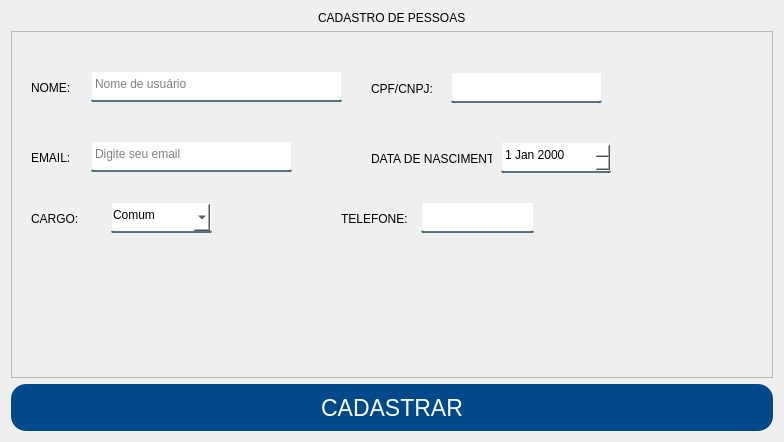
The window that App/view/ui/cadastroPessoas.ui (Senac-SOR-ADS/Mapa-de-Sala) describes before a commit, drawn with Qt 5.
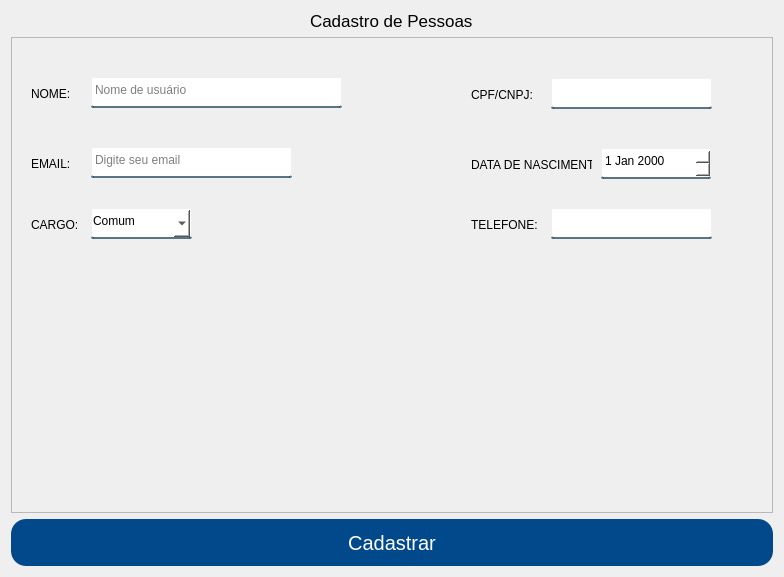
The same window after the commit.

```diff
--- a/App/view/ui/cadastroPessoas.ui
+++ b/App/view/ui/cadastroPessoas.ui
@@ -7,7 +7,7 @@
     <x>0</x>
     <y>0</y>
     <width>780</width>
-    <height>442</height>
+    <height>577</height>
    </rect>
   </property>
   <property name="windowTitle">
@@ -37,8 +37,13 @@
   <layout class="QVBoxLayout" name="verticalLayout">
    <item alignment="Qt::AlignHCenter|Qt::AlignTop">
     <widget class="QLabel" name="label">
+     <property name="font">
+      <font>
+       <pointsize>13</pointsize>
+      </font>
+     </property>
      <property name="text">
-      <string>CADASTRO DE PESSOAS</string>
+      <string>Cadastro de Pessoas</string>
      </property>
      <property name="textFormat">
       <enum>Qt::AutoText</enum>
@@ -81,7 +86,7 @@
      <widget class="QLabel" name="label_3">
       <property name="geometry">
        <rect>
-        <x>360</x>
+        <x>460</x>
         <y>50</y>
         <width>61</width>
         <height>16</height>
@@ -107,7 +112,7 @@
      <widget class="QLabel" name="label_6">
       <property name="geometry">
        <rect>
-        <x>360</x>
+        <x>460</x>
         <y>120</y>
         <width>121</width>
         <height>16</height>
@@ -122,7 +127,7 @@
        <rect>
         <x>20</x>
         <y>180</y>
-        <width>55</width>
+        <width>51</width>
         <height>16</height>
        </rect>
       </property>
@@ -133,7 +138,7 @@
      <widget class="QLabel" name="label_7">
       <property name="geometry">
        <rect>
-        <x>330</x>
+        <x>460</x>
         <y>180</y>
         <width>71</width>
         <height>16</height>
@@ -162,9 +167,9 @@
      <widget class="QLineEdit" name="cpfCnpj">
       <property name="geometry">
        <rect>
-        <x>440</x>
+        <x>540</x>
         <y>41</y>
-        <width>151</width>
+        <width>161</width>
         <height>31</height>
        </rect>
       </property>
@@ -188,7 +193,7 @@
      <widget class="QDateEdit" name="dataDeNascimento">
       <property name="geometry">
        <rect>
-        <x>490</x>
+        <x>590</x>
         <y>111</y>
         <width>110</width>
         <height>31</height>
@@ -201,9 +206,9 @@
      <widget class="QLineEdit" name="telefone">
       <property name="geometry">
        <rect>
-        <x>410</x>
+        <x>540</x>
         <y>171</y>
-        <width>113</width>
+        <width>161</width>
         <height>31</height>
        </rect>
       </property>
@@ -214,7 +219,7 @@
      <widget class="QComboBox" name="cargo">
       <property name="geometry">
        <rect>
-        <x>100</x>
+        <x>80</x>
         <y>171</y>
         <width>101</width>
         <height>31</height>
@@ -259,14 +264,14 @@
      </property>
      <property name="font">
       <font>
-       <pointsize>17</pointsize>
+       <pointsize>15</pointsize>
       </font>
      </property>
      <property name="cursor">
       <cursorShape>PointingHandCursor</cursorShape>
      </property>
      <property name="text">
-      <string>CADASTRAR</string>
+      <string>Cadastrar</string>
      </property>
     </widget>
    </item>
```
